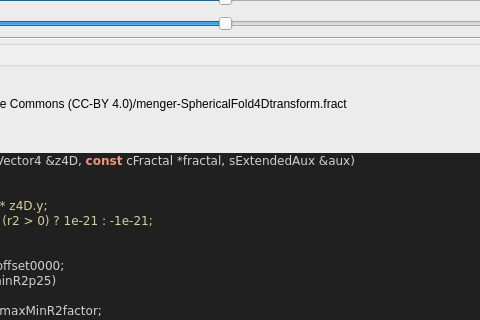
Qt form mandelbulber2/formula/ui/fractal_transf_spherical_fold4d.ui (buddhi1980/mandelbulber2) before a commit; both pictures show x 239 to 719 and y 142 to 462 of the 889 by 835 pixel window.
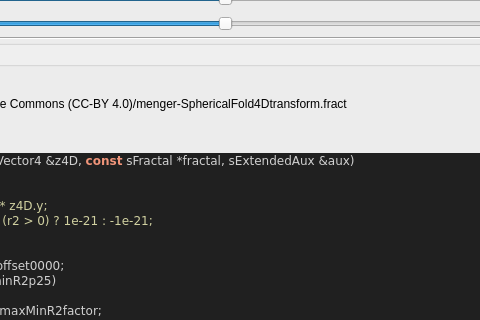
The same form after that commit. Custom widgets are drawn as their Qt base class.

```diff
--- a/mandelbulber2/formula/ui/fractal_transf_spherical_fold4d.ui
+++ b/mandelbulber2/formula/ui/fractal_transf_spherical_fold4d.ui
@@ -480,7 +480,7 @@
 &lt;/table&gt;
 &lt;br&gt;&lt;b&gt;Examples using this formula&lt;/b&gt;&lt;br&gt;Robert Pancoast collection - license Creative Commons (CC-BY 4.0)/menger-SphericalFold4Dtransform.fract&lt;h3&gt;Code&lt;/h3&gt;
 &lt;body style=&quot;background-color:#202020&quot;&gt;
-&lt;pre style=&quot;color:#d0d0d0; background-color:#202020;  font-family:'Courier New',monospace;&quot;&gt;&lt;span style=&quot;color:#f09479; font-weight:bold&quot;&gt;void&lt;/span&gt; &lt;span style=&quot;color:#e47eed&quot;&gt;TransfSphericalFold4dIteration&lt;/span&gt;&lt;span style=&quot;color:#d0d0d0&quot;&gt;(&lt;/span&gt;CVector4 &lt;span style=&quot;color:#d0d0d0&quot;&gt;&amp;amp;&lt;/span&gt;z4D&lt;span style=&quot;color:#d0d0d0&quot;&gt;,&lt;/span&gt; &lt;span style=&quot;color:#f09479; font-weight:bold&quot;&gt;const&lt;/span&gt; cFractal &lt;span style=&quot;color:#d0d0d0&quot;&gt;*&lt;/span&gt;fractal&lt;span style=&quot;color:#d0d0d0&quot;&gt;,&lt;/span&gt; sExtendedAux &lt;span style=&quot;color:#d0d0d0&quot;&gt;&amp;amp;&lt;/span&gt;aux&lt;span style=&quot;color:#d0d0d0&quot;&gt;)&lt;/span&gt;
+&lt;pre style=&quot;color:#d0d0d0; background-color:#202020;  font-family:'Courier New',monospace;&quot;&gt;&lt;span style=&quot;color:#f09479; font-weight:bold&quot;&gt;void&lt;/span&gt; &lt;span style=&quot;color:#e47eed&quot;&gt;TransfSphericalFold4dIteration&lt;/span&gt;&lt;span style=&quot;color:#d0d0d0&quot;&gt;(&lt;/span&gt;CVector4 &lt;span style=&quot;color:#d0d0d0&quot;&gt;&amp;amp;&lt;/span&gt;z4D&lt;span style=&quot;color:#d0d0d0&quot;&gt;,&lt;/span&gt; &lt;span style=&quot;color:#f09479; font-weight:bold&quot;&gt;const&lt;/span&gt; sFractal &lt;span style=&quot;color:#d0d0d0&quot;&gt;*&lt;/span&gt;fractal&lt;span style=&quot;color:#d0d0d0&quot;&gt;,&lt;/span&gt; sExtendedAux &lt;span style=&quot;color:#d0d0d0&quot;&gt;&amp;amp;&lt;/span&gt;aux&lt;span style=&quot;color:#d0d0d0&quot;&gt;)&lt;/span&gt;
 &lt;span style=&quot;color:#d0d0d0&quot;&gt;{&lt;/span&gt;
   &lt;span style=&quot;color:#d0d0a0&quot;&gt;// double r2 = z4D.Dot(z4D);&lt;/span&gt;
   &lt;span style=&quot;color:#d0d0a0&quot;&gt;// double r2 = z4D.x * z4D.x + z4D.y * z4D.y;&lt;/span&gt;
```
